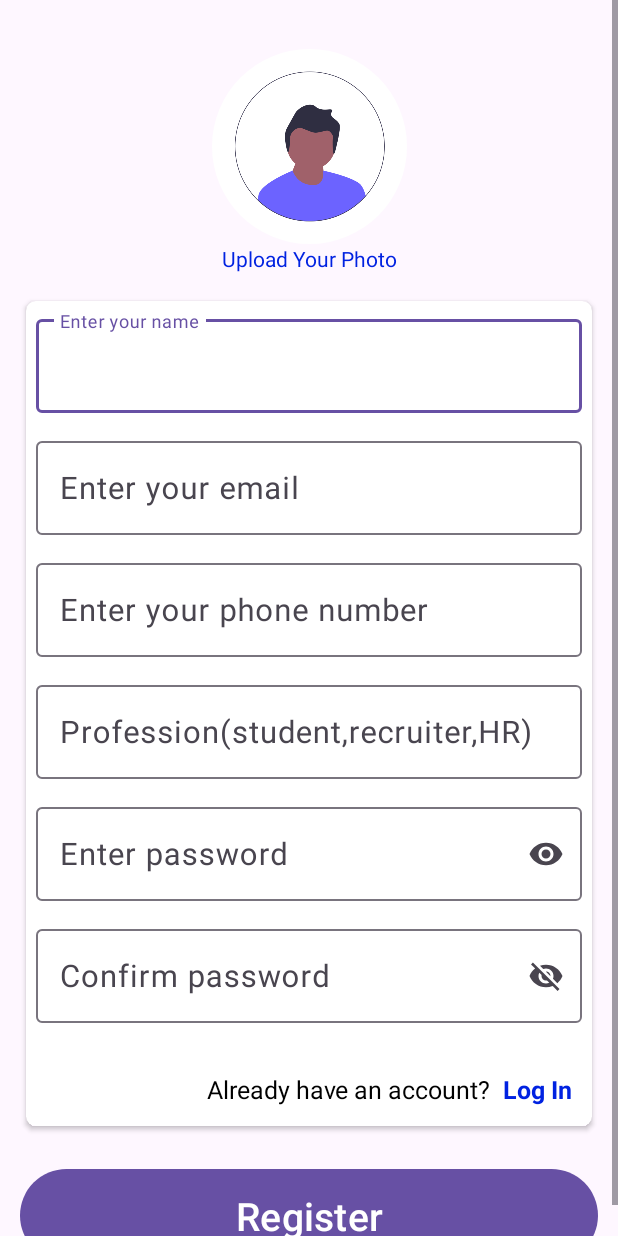
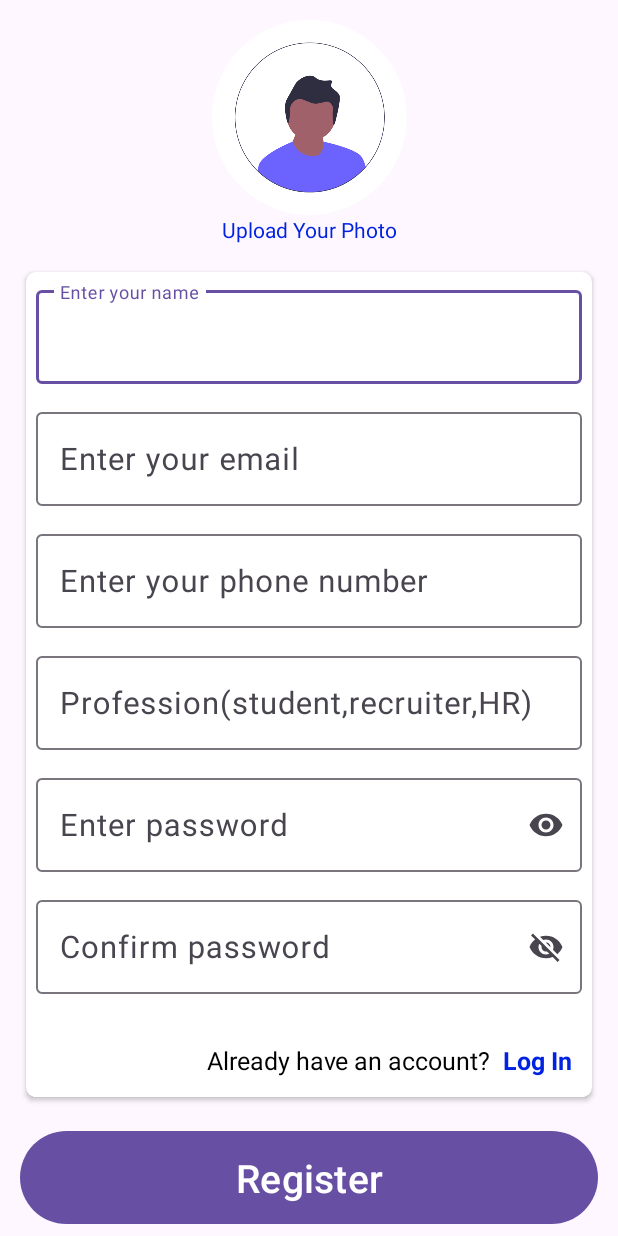
Before and after one commit to DevP-ai/OpportunityOwl, an Android app: the RegistrationActivity screen opened directly, with no data from a screen before it, on a phone screen of 412 x 824 dp. Run offline under Robolectric (Android 15) with nearby library versions, the phone set to English and light mode, and no system bars; our stand-ins replace CircleImageView, Firebase (no records; nobody signed in at launch, a user with empty details on screens opened directly), sdp/ssp sizes; pictures from the network do not load.

Commit message:
Registration Activity UI Space Between views are reduce

```diff
--- a/app/src/main/res/layout/activity_registration.xml
+++ b/app/src/main/res/layout/activity_registration.xml
@@ -18,7 +18,7 @@
                 android:id="@+id/userImage"
                 android:layout_width="@dimen/_100sdp"
                 android:layout_height="@dimen/_100sdp"
-                android:layout_marginTop="@dimen/_25sdp"
+                android:layout_marginTop="@dimen/_10sdp"
                 android:scaleType="centerCrop"
                 android:src="@drawable/profile"
                 app:layout_constraintEnd_toEndOf="parent"
@@ -29,7 +29,7 @@
                 android:id="@+id/txt"
                 android:layout_width="match_parent"
                 android:layout_height="wrap_content"
-                android:layout_marginBottom="@dimen/_10sdp"
+                android:layout_marginBottom="@dimen/_8sdp"
                 android:gravity="center"
                 android:text="Upload Your Photo"
                 android:textColor="@color/blue"
@@ -42,7 +42,7 @@
                 android:layout_width="match_parent"
                 android:layout_height="0dp"
                 android:layout_margin="@dimen/_10sdp"
-                android:layout_marginTop="@dimen/_10sdp"
+                android:layout_marginTop="@dimen/_5sdp"
                 app:cardCornerRadius="@dimen/_5sdp"
                 app:cardUseCompatPadding="true"
                 app:layout_constraintEnd_toEndOf="@id/txt"
@@ -187,7 +187,7 @@
                 android:layout_width="match_parent"
                 android:layout_height="wrap_content"
                 android:layout_marginStart="@dimen/_10sdp"
-                android:layout_marginTop="@dimen/_15sdp"
+                android:layout_marginTop="@dimen/_10sdp"
                 android:layout_marginEnd="@dimen/_10sdp"
                 android:layout_marginBottom="@dimen/_50sdp"
                 android:padding="@dimen/_10sdp"
```
